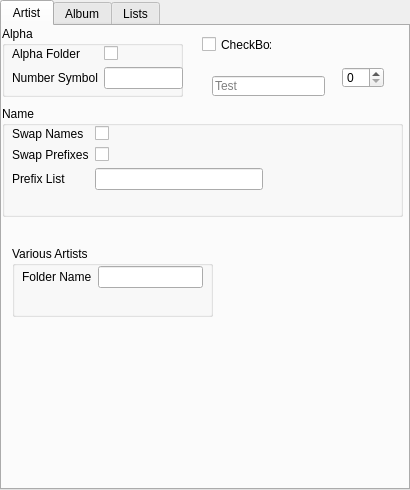
markhoney/ABetterPath, file ABetterPath.ui: the form before one commit.
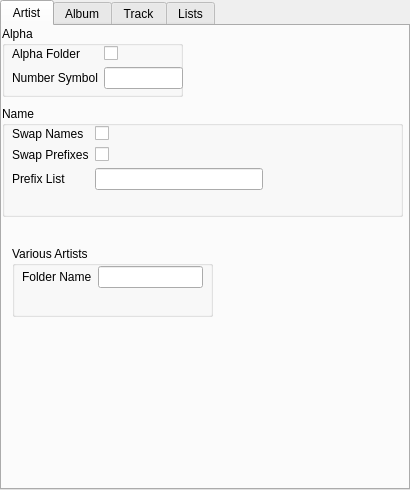
The form after the commit.

Commit message: Fixed list issues, settings GUI still broken.

The edit to the form file:
```diff
--- a/ABetterPath.ui
+++ b/ABetterPath.ui
@@ -177,48 +177,6 @@
       </layout>
      </widget>
     </widget>
-    <widget class="QCheckBox" name="checkBox">
-     <property name="geometry">
-      <rect>
-       <x>200</x>
-       <y>10</y>
-       <width>70</width>
-       <height>17</height>
-      </rect>
-     </property>
-     <property name="text">
-      <string>CheckBox</string>
-     </property>
-    </widget>
-    <widget class="QLineEdit" name="lineEdit">
-     <property name="geometry">
-      <rect>
-       <x>210</x>
-       <y>50</y>
-       <width>113</width>
-       <height>20</height>
-      </rect>
-     </property>
-     <property name="placeholderText">
-      <string extracomment="Testing">Test</string>
-     </property>
-    </widget>
-    <widget class="QSpinBox" name="spinBox">
-     <property name="geometry">
-      <rect>
-       <x>340</x>
-       <y>41</y>
-       <width>42</width>
-       <height>21</height>
-      </rect>
-     </property>
-     <property name="buttonSymbols">
-      <enum>QAbstractSpinBox::UpDownArrows</enum>
-     </property>
-     <property name="specialValueText">
-      <string/>
-     </property>
-    </widget>
    </widget>
    <widget class="QWidget" name="optionstab">
     <attribute name="title">
@@ -417,6 +375,11 @@
      </widget>
     </widget>
    </widget>
+   <widget class="QWidget" name="tracktab">
+    <attribute name="title">
+     <string>Track</string>
+    </attribute>
+   </widget>
    <widget class="QWidget" name="liststab">
     <attribute name="title">
      <string>Lists</string>
```
Left out of the diff: 28 changed lines with no effect on the pictures. The commit also changes 4 other files.
